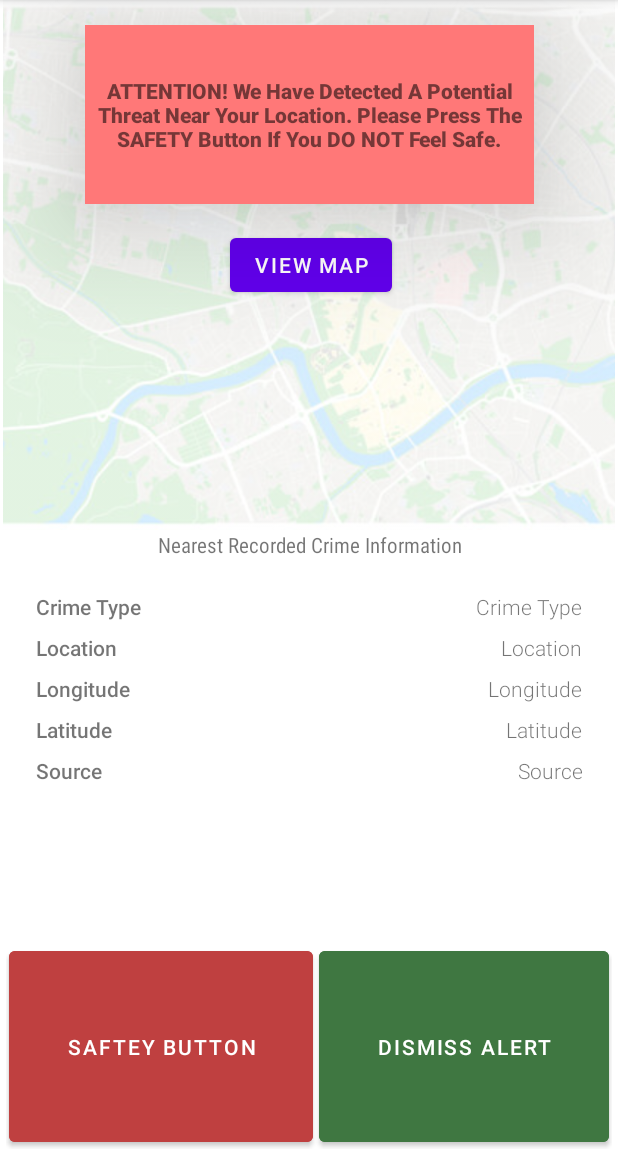
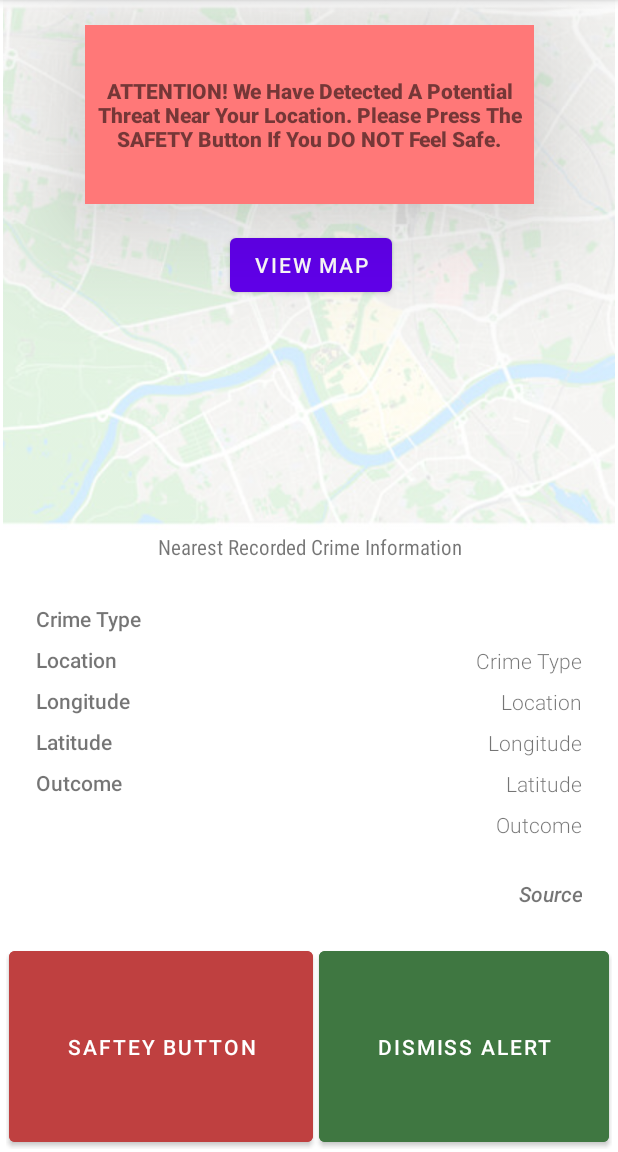
Before and after one commit to Pritesh2k/FinalYearProject, an Android app: the screen it shows after launch (MainActivity), on a phone screen of 412 x 824 dp, the part 84-1236 px from its top. Run offline under Robolectric (Android 15) with nearby library versions, the phone set to English and light mode, and no system bars; our stand-ins replace Firebase (no records; nobody signed in at launch, a user with empty details on screens opened directly).

Commit message:
Minor visual updates to the main screen.

```diff
--- a/app/build.gradle
+++ b/app/build.gradle
@@ -2,6 +2,7 @@ plugins {
     id 'com.android.application'
     id 'com.google.gms.google-services'
     id 'com.google.android.libraries.mapsplatform.secrets-gradle-plugin'
+    id 'org.jetbrains.kotlin.android'
 }
 
 android {
--- a/app/src/main/java/com/example/finalyearproject/MainActivity.java
+++ b/app/src/main/java/com/example/finalyearproject/MainActivity.java
@@ -46,6 +46,7 @@ public class MainActivity extends AppCompatActivity {
     TextView LONGITUDE;
     TextView LATITUDE;
     TextView SOURCE;
+    TextView OUTCOME;
 
     TextView ALERT_MESSAGE;
 
@@ -56,7 +57,7 @@ public class MainActivity extends AppCompatActivity {
     //Classes
     PoliceData policeData;
 
-    @SuppressLint("WrongThread")
+    @SuppressLint({"WrongThread", "MissingInflatedId"})
     @Override
     protected void onCreate(Bundle savedInstanceState) {
         super.onCreate(savedInstanceState);
@@ -90,6 +91,7 @@ public class MainActivity extends AppCompatActivity {
         LONGITUDE = (TextView) findViewById(R.id.Longitude_Data);
         LATITUDE = (TextView) findViewById(R.id.Latitude_Data);
         SOURCE = (TextView) findViewById(R.id.Source_Data);
+        OUTCOME = (TextView) findViewById(R.id.Outcome_Data);
 
         //On click listener allowing user to click the button to show map
         GO_TO_MAP_BTN = (Button) findViewById(R.id.button);
@@ -144,6 +146,7 @@ public class MainActivity extends AppCompatActivity {
                                 LOCATION.setText(document.getString("Location"));
                                 LONGITUDE.setText(document.getString("Longitude"));
                                 LATITUDE.setText(document.getString("Latitude"));
+                                OUTCOME.setText(document.getString("Last Outcome Catagory"));
                                 SOURCE.setText("Police.Data.UK");
                             }
                         } else {
--- a/app/src/main/res/layout/activity_google_maps.xml
+++ b/app/src/main/res/layout/activity_google_maps.xml
@@ -1,4 +1,5 @@
 <?xml version="1.0" encoding="utf-8"?>
+
 <fragment xmlns:android="http://schemas.android.com/apk/res/android"
     xmlns:map="http://schemas.android.com/apk/res-auto"
     xmlns:tools="http://schemas.android.com/tools"
@@ -8,12 +9,4 @@
     android:layout_height="0dp"
     android:layout_weight="0.5"
     tools:context=".GoogleMaps">
-
-    <Button
-        android:id="@+id/button_map"
-        android:layout_width="wrap_content"
-        android:layout_height="wrap_content"
-        android:text="View Map"
-        android:visibility="visible">
-    </Button>
 </fragment>
--- a/app/src/main/res/layout/activity_main.xml
+++ b/app/src/main/res/layout/activity_main.xml
@@ -18,10 +18,10 @@
         android:visibility="visible"
         app:layout_constraintBottom_toBottomOf="parent"
         app:layout_constraintEnd_toEndOf="parent"
-        app:layout_constraintHorizontal_bias="0.0"
+        app:layout_constraintHorizontal_bias="0.333"
         app:layout_constraintStart_toStartOf="parent"
         app:layout_constraintTop_toTopOf="parent"
-        app:layout_constraintVertical_bias="1.0"
+        app:layout_constraintVertical_bias="0.0"
         tools:visibility="visible">
 
         <ImageView
@@ -78,9 +78,10 @@
 
         <TextView
             android:id="@+id/NearestCrime_Header"
-            android:layout_width="371dp"
-            android:layout_height="35dp"
+            android:layout_width="376dp"
+            android:layout_height="22dp"
             android:fontFamily="sans-serif-condensed"
+            android:gravity="center"
             android:text="Nearest Recorded Crime Information"
             android:textAlignment="center"
             app:layout_constraintEnd_toEndOf="parent"
@@ -89,15 +90,15 @@
 
         <LinearLayout
             android:id="@+id/linearLayout2"
-            android:layout_width="121dp"
-            android:layout_height="144dp"
+            android:layout_width="113dp"
+            android:layout_height="141dp"
             android:layout_marginStart="16dp"
             android:orientation="vertical"
             android:padding="2dp"
             app:layout_constraintBottom_toTopOf="@+id/linearLayout"
             app:layout_constraintStart_toStartOf="parent"
             app:layout_constraintTop_toBottomOf="@+id/NearestCrime_Header"
-            app:layout_constraintVertical_bias="0.0"
+            app:layout_constraintVertical_bias="0.197"
             tools:visibility="visible">
 
             <TextView
@@ -133,25 +134,34 @@
                 android:text="Latitude" />
 
             <TextView
-                android:id="@+id/Source_Header"
+                android:id="@+id/Outcome_Header"
                 android:layout_width="match_parent"
                 android:layout_height="wrap_content"
                 android:layout_margin="4dp"
                 android:fontFamily="sans-serif-medium"
-                android:text="Source" />
+                android:text="Outcome" />
+
+            <TextView
+                android:id="@+id/source_Header"
+                android:layout_width="match_parent"
+                android:layout_height="wrap_content"
+                android:layout_margin="4dp"
+                android:fontFamily="sans-serif-medium"
+                android:text="Source"
+                android:visibility="invisible" />
         </LinearLayout>
 
         <LinearLayout
             android:id="@+id/linearLayout3"
-            android:layout_width="243dp"
-            android:layout_height="144dp"
+            android:layout_width="257dp"
+            android:layout_height="199dp"
             android:layout_marginEnd="16dp"
             android:orientation="vertical"
             android:padding="2dp"
             app:layout_constraintBottom_toTopOf="@+id/linearLayout"
             app:layout_constraintEnd_toEndOf="parent"
             app:layout_constraintTop_toBottomOf="@+id/NearestCrime_Header"
-            app:layout_constraintVertical_bias="0.0">
+            app:layout_constraintVertical_bias="1.0">
 
             <TextView
                 android:id="@+id/Crime_Type_Data"
@@ -190,13 +200,26 @@
                 android:textAlignment="textEnd" />
 
             <TextView
+                android:id="@+id/Outcome_Data"
+                android:layout_width="match_parent"
+                android:layout_height="38dp"
+                android:layout_margin="4dp"
+                android:elegantTextHeight="true"
+                android:fontFamily="sans-serif-light"
+                android:text="Outcome"
+                android:textAlignment="viewEnd"
+                android:textIsSelectable="true" />
+
+            <TextView
                 android:id="@+id/Source_Data"
                 android:layout_width="match_parent"
                 android:layout_height="wrap_content"
                 android:layout_margin="4dp"
                 android:fontFamily="sans-serif-light"
                 android:text="Source"
-                android:textAlignment="textEnd" />
+                android:textAlignment="textEnd"
+                android:textStyle="bold|italic" />
+
         </LinearLayout>
 
         <TextView
--- a/app/src/main/res/values/strings.xml
+++ b/app/src/main/res/values/strings.xml
@@ -1,4 +1,6 @@
 <resources>
     <string name="app_name">Final Year Project</string>
     <string name="title_activity_google_maps">GoogleMaps</string>
+    <!-- TODO: Remove or change this placeholder text -->
+    <string name="hello_blank_fragment">Hello blank fragment</string>
 </resources>
--- a/build.gradle
+++ b/build.gradle
@@ -7,4 +7,5 @@ plugins {
     id 'com.android.application' version '7.3.1' apply false
     id 'com.android.library' version '7.3.1' apply false
     id 'com.google.android.libraries.mapsplatform.secrets-gradle-plugin' version '2.0.1' apply false
+    id 'org.jetbrains.kotlin.android' version '1.7.20' apply false
 }
```
